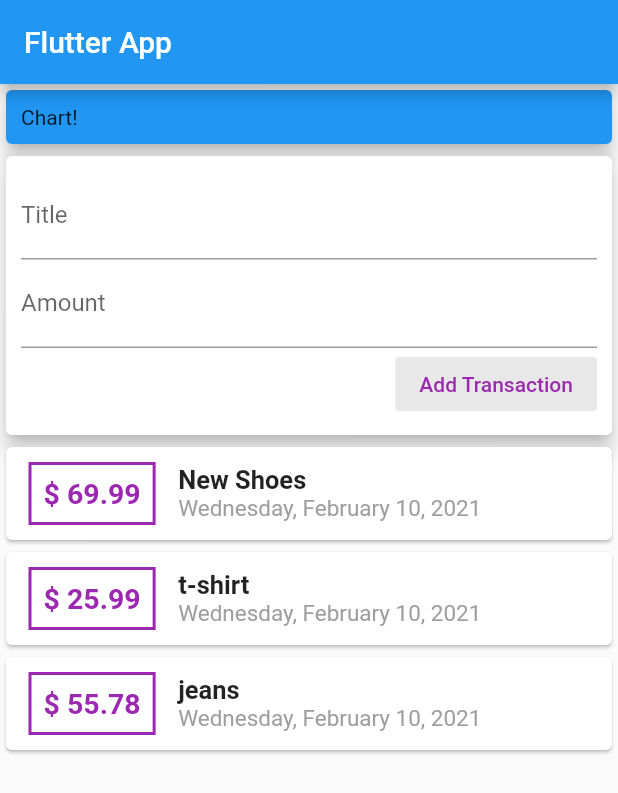
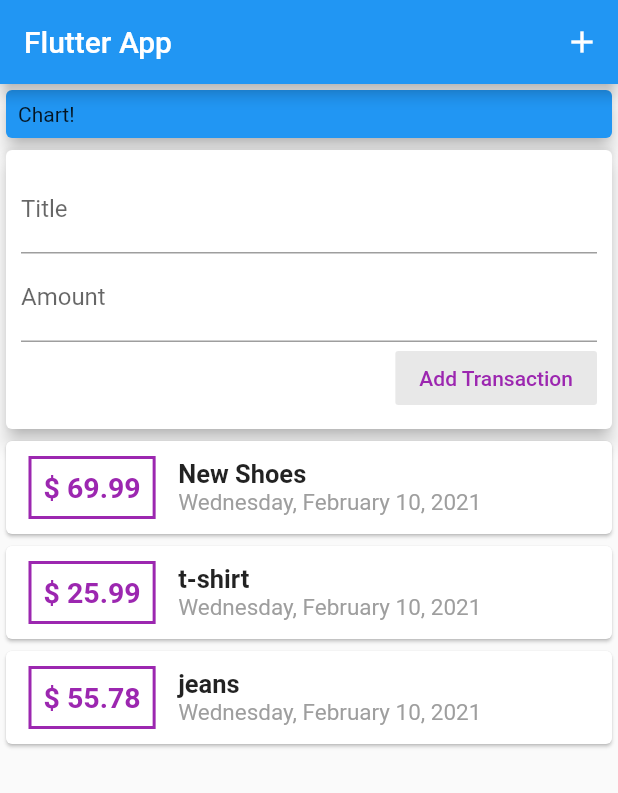
Before and after one commit to AyariAhmed/Personal-Expenses-Mobile-App, a Flutter app: the screen it shows after launch, on a phone screen of 412 x 824 dp. Shown: the top 793 px of the screen. Run offline on Flutter 3.47's test engine with Material 2 defaults, Android fonts, the phone set to English and light mode, and no system bars.

```diff
--- a/lib/main.dart
+++ b/lib/main.dart
@@ -9,7 +9,8 @@ class MyApp extends StatelessWidget {
   @override
   Widget build(BuildContext context) {
     return MaterialApp(
-      title: 'Flutter App',
+      title: 'Personal Expenses',
+      debugShowCheckedModeBanner: false,
       home: MyHomePage(),
     );
   }
@@ -21,6 +22,9 @@ class MyHomePage extends StatelessWidget {
     return Scaffold(
       appBar: AppBar(
         title: Text('Flutter App'),
+        actions: [
+          IconButton(icon: Icon(Icons.add), onPressed: () {})
+        ],
       ),
       body: Column(
         mainAxisAlignment: MainAxisAlignment.start,
@@ -30,7 +34,7 @@ class MyHomePage extends StatelessWidget {
             width: double.infinity,
             child: Card(
               child: Container(
-                padding: EdgeInsets.all(10),
+                padding: EdgeInsets.all(8),
                 child: Text(
                   'Chart!',
                   textAlign: TextAlign.start,
```
